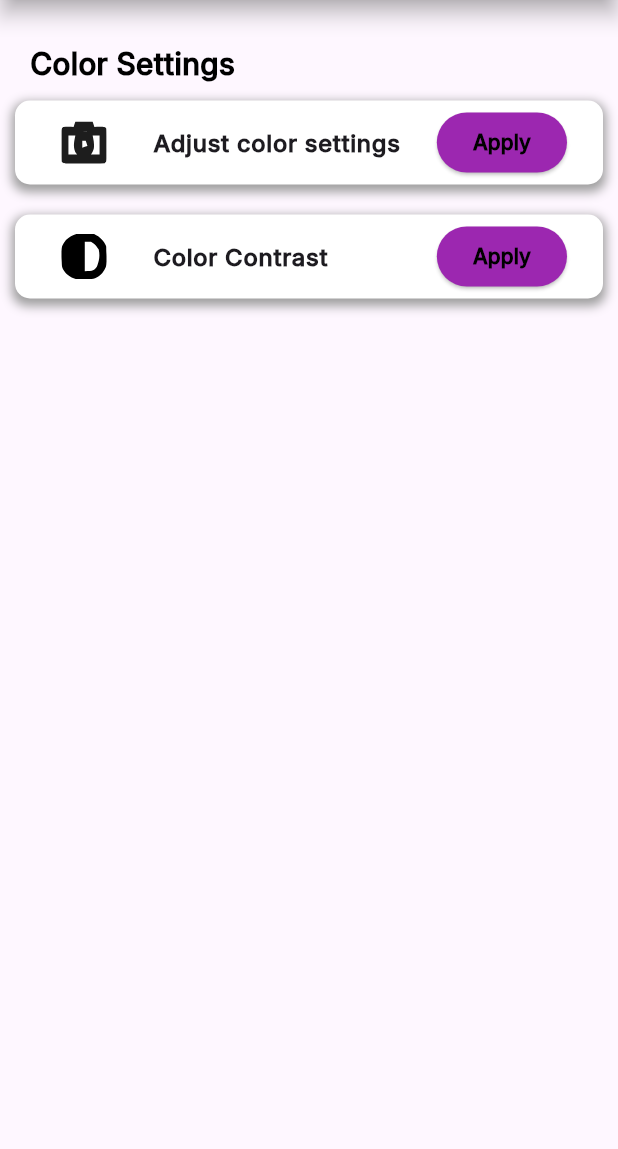
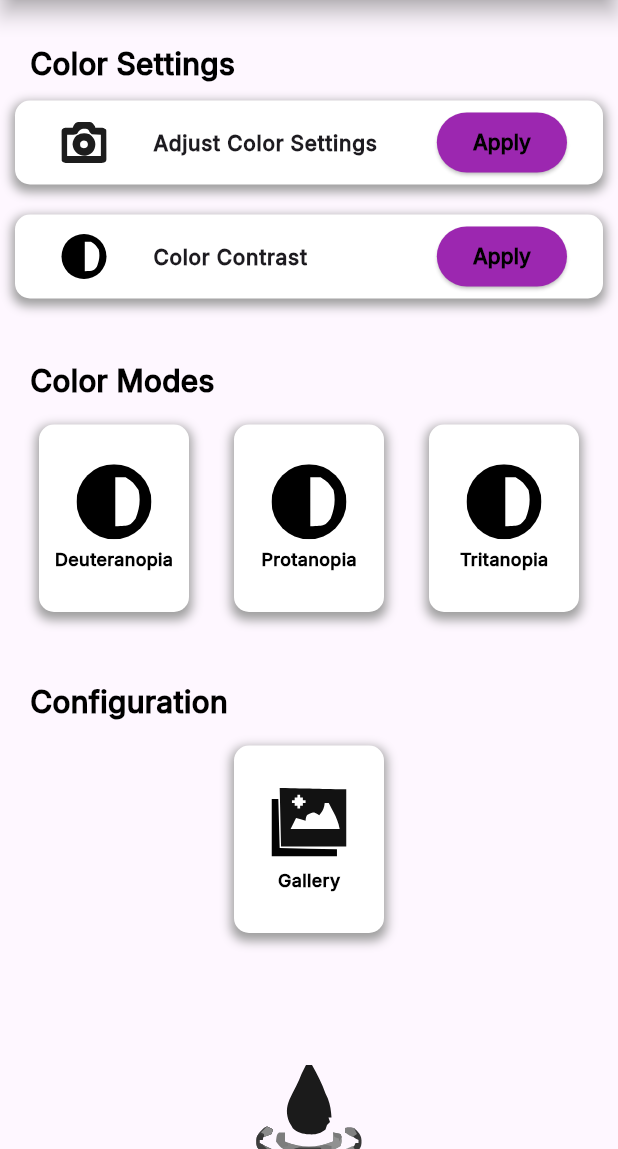
Before and after one commit to luisobumani/Thesis-Project_Omnitrics-Application, a Flutter app: the screen it shows after launch, on a phone screen of 412 x 824 dp, the part 87-1236 px from its top. Run offline on Flutter 3.47's test engine with Material 3 defaults, Android fonts, the light colour scheme and no system bars; our stand-ins replace flutter_svg.

Commit message:
0205_UPDATE - DELOS SANTOS

```diff
--- a/omnitrics_thesis/lib/home/homepage.dart
+++ b/omnitrics_thesis/lib/home/homepage.dart
@@ -14,12 +14,181 @@ class HomePage extends StatelessWidget {
           colorSettingsText(),
           adjustColorTiles1(),
           adjustColorTiles2(),
-
+          colorModesText(),
+          colorModesTiles(),
+          configurationText(),
+          configurationTile(),
+          generalCamBtn()
         ]
       ),
       ),
     );
   }
+
+  Center generalCamBtn() {
+    return Center(
+          child: Container(
+            margin: EdgeInsets.only(top: 70),
+            width: 200,
+            child: GestureDetector(
+              onTap: () {
+
+              },
+              child: SvgPicture.asset(
+                'assets/icons/agbnakolbn;aslnm 1.svg'
+              ),
+            )
+          )
+        );
+  }
+
+  Center configurationTile() {
+    return Center(
+          child: Row(
+            mainAxisAlignment: MainAxisAlignment.center,
+            children: [
+            GestureDetector(
+              onTap: (){
+
+              },
+              child: Container(
+              width: 100,
+              height: 125,
+              margin: EdgeInsets.all(15),
+              decoration: BoxDecoration(
+                color: Colors.white,
+                borderRadius: BorderRadius.circular(10),
+                boxShadow: [BoxShadow(
+                  color: Colors.grey,
+                  spreadRadius: 2,
+                  blurRadius: 5,
+                  offset: Offset(0, 3),
+                ),
+                ]
+              ),
+              child: Center(
+                child: Column(
+                  mainAxisAlignment: MainAxisAlignment.center,
+                  children: [
+                    SvgPicture.asset(
+                        'assets/icons/pngwing.com 1.svg',
+                      width: 50,
+                      height: 50,
+                      ),
+                    SizedBox(height: 5),
+                    Text(
+                      'Gallery',
+                      style: TextStyle(
+                      color: Colors.black,
+                      fontSize: 12,
+                      fontWeight: FontWeight.bold,
+                      ),
+                      ),
+                  ],
+                )
+              ),
+            ),
+            )
+            ],
+          ),
+        );
+  }
+
+  Container configurationText() {
+    return Container(
+      margin: EdgeInsets.only(top: 30, left: 20),
+      alignment: Alignment.centerLeft,
+      child: Text(
+        'Configuration',
+        style: TextStyle(
+        fontSize: 20,
+        color: Colors.black,
+        fontWeight: FontWeight.bold,
+        ),
+      ),
+    );
+  }
+
+  Container colorModesText() {
+    return Container(
+        margin: EdgeInsets.only(top: 30, left: 20),
+        alignment: Alignment.centerLeft,
+        child: Text(
+          'Color Modes',
+          style: TextStyle(
+          fontSize: 20,
+          color: Colors.black,
+          fontWeight: FontWeight.bold,
+          ),
+        ),
+      );
+  }
+
+  Center colorModesTiles() {
+  return Center(
+    child: Row(
+      mainAxisAlignment: MainAxisAlignment.center,
+      children: [
+        _buildColorModeTile('Deuteranopia', 'assets/icons/821826-200 4.svg', () {
+          // Handle Deuteranopia tile tap
+        }),
+        _buildColorModeTile('Protanopia', 'assets/icons/821826-200 4.svg', () {
+          // Handle Protanopia tile tap
+        }),
+        _buildColorModeTile('Tritanopia', 'assets/icons/821826-200 4.svg', () {
+          // Handle Tritanopia tile tap
+        }),
+      ],
+    ),
+  );
+}
+
+Widget _buildColorModeTile(String title, String assetPath, VoidCallback onTap) {
+  return GestureDetector(
+    onTap: onTap, // Action when tapped
+    child: Container(
+      width: 100,
+      height: 125,
+      margin: EdgeInsets.all(15),
+      decoration: BoxDecoration(
+        color: Colors.white,
+        borderRadius: BorderRadius.circular(10),
+        boxShadow: [
+          BoxShadow(
+            color: Colors.grey,
+            spreadRadius: 2,
+            blurRadius: 5,
+            offset: Offset(0, 3),
+          ),
+        ],
+      ),
+      child: Center(
+        child: Column(
+          mainAxisAlignment: MainAxisAlignment.center,
+          children: [
+            ClipOval(
+              child: SvgPicture.asset(
+                assetPath,
+                width: 50,
+                height: 50,
+              ),
+            ),
+            SizedBox(height: 5),
+            Text(
+              title,
+              style: TextStyle(
+                color: Colors.black,
+                fontSize: 12,
+                fontWeight: FontWeight.bold,
+              ),
+            ),
+          ],
+        ),
+      ),
+    ),
+  );
+}
+
 
   Container adjustColorTiles1() {
     return Container(
@@ -37,9 +206,9 @@ class HomePage extends StatelessWidget {
             ],
           ),
           child: ListTile(
-            title: Text('Adjust color settings',
+            title: Text('Adjust Color Settings',
             style: TextStyle(
-              fontSize: 16,
+              fontSize: 14,
               fontWeight: FontWeight.bold,
             )
             ),
@@ -90,7 +259,7 @@ class HomePage extends StatelessWidget {
           child: ListTile(
             title: Text('Color Contrast',
             style: TextStyle(
-              fontSize: 16,
+              fontSize: 14,
               fontWeight: FontWeight.bold,
             )
             ),
@@ -101,10 +270,13 @@ class HomePage extends StatelessWidget {
               decoration: BoxDecoration(
                 borderRadius: BorderRadius.circular(10),
               ),
-              child: SvgPicture.asset(
-                'assets/icons/821826-200 4.svg',
-                width: 30,
-                height: 30,),
+              child: ClipOval(
+                child: SvgPicture.asset(
+                  'assets/icons/821826-200 4.svg',
+                  width: 30,
+                  height: 30,
+                ),
+              )
               ),
             trailing: ElevatedButton(
               style: ElevatedButton.styleFrom(
```
Also changed, not shown: omnitrics_thesis/assets/icons/Camera.svg.
